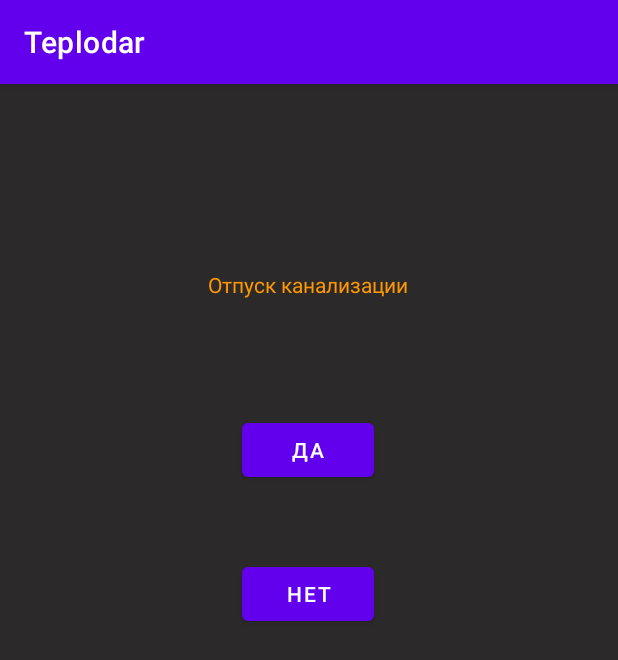
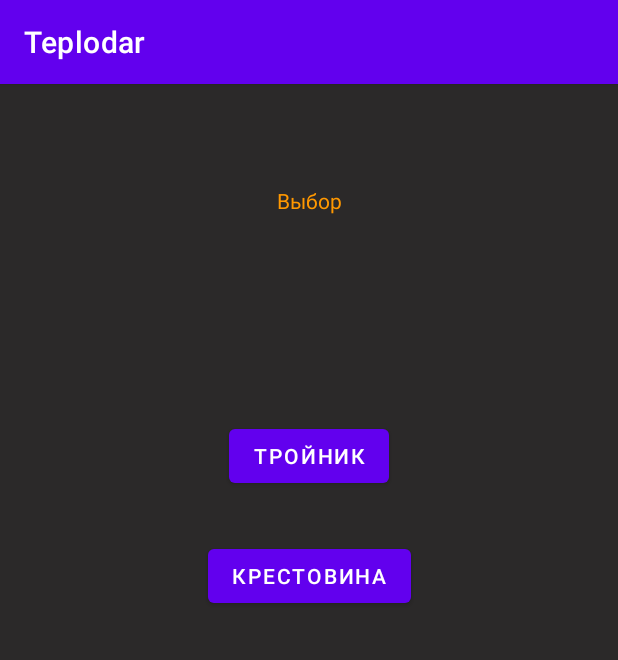
Before and after one commit to qwerty011101001010/Teplodar, an Android app: the OtpuskKanal screen opened directly, with no data from a screen before it, after a tap on "ДА", on a phone screen of 412 x 824 dp. Shown: the top 660 px of the screen. Run offline under Robolectric (Android 15) with nearby library versions, the phone set to English and light mode, and no system bars.

Commit message:
project2.1

```diff
--- a/app/src/main/java/com/example/teplodar/MainActivity.kt
+++ b/app/src/main/java/com/example/teplodar/MainActivity.kt
@@ -4,7 +4,7 @@ import android.content.Intent
 import androidx.appcompat.app.AppCompatActivity
 import android.os.Bundle
 import com.example.teplodar.databinding.ActivityMainBinding
-import com.example.teplodar.databinding.ActivityViborObjectBinding
+
 
 class MainActivity : AppCompatActivity() {
     lateinit var binding: ActivityMainBinding
--- a/app/src/main/java/com/example/teplodar/OtpuskKanal.kt
+++ b/app/src/main/java/com/example/teplodar/OtpuskKanal.kt
@@ -4,8 +4,7 @@ import android.content.Intent
 import androidx.appcompat.app.AppCompatActivity
 import android.os.Bundle
 import com.example.teplodar.databinding.ActivityOtpuskKanalBinding
-import com.example.teplodar.databinding.ActivityRadiatoriBinding
-import com.example.teplodar.databinding.ActivityViborObjectBinding
+
 
 class OtpuskKanal : AppCompatActivity() {
     lateinit var binding: ActivityOtpuskKanalBinding
@@ -16,6 +15,7 @@ class OtpuskKanal : AppCompatActivity() {
         binding.buttonYes.setOnClickListener{
             val intent = Intent(this,ViborOpuskaKan::class.java)
             viborkanal = "Отпуск канализации - Да\n1) Рем.Раструб\n2) Труба 110 - 1м\n3) Компенсационная муфта 110"
+            startActivity(intent)
         }
     }
     companion object
--- a/app/src/main/java/com/example/teplodar/Resoult.kt
+++ b/app/src/main/java/com/example/teplodar/Resoult.kt
@@ -3,7 +3,7 @@ package com.example.teplodar
 import android.content.Intent
 import androidx.appcompat.app.AppCompatActivity
 import android.os.Bundle
-import com.example.teplodar.databinding.ActivityMainBinding
+
 import com.example.teplodar.databinding.ActivityResoultBinding
 
 class Resoult : AppCompatActivity() {
--- a/app/src/main/java/com/example/teplodar/ViborOpuskaKan.kt
+++ b/app/src/main/java/com/example/teplodar/ViborOpuskaKan.kt
@@ -1,11 +1,30 @@
 package com.example.teplodar
 
+import android.content.Intent
 import androidx.appcompat.app.AppCompatActivity
 import android.os.Bundle
 
+import com.example.teplodar.databinding.ActivityViborOpuskaKanBinding
+
 class ViborOpuskaKan : AppCompatActivity() {
+    lateinit var binding: ActivityViborOpuskaKanBinding
     override fun onCreate(savedInstanceState: Bundle?) {
         super.onCreate(savedInstanceState)
-        setContentView(R.layout.activity_vibor_opuska_kan)
+        binding = ActivityViborOpuskaKanBinding.inflate(layoutInflater)
+        setContentView(binding.root)
+        binding.buttonKrest.setOnClickListener{
+            val intent = Intent(this,Radiatori::class.java)
+            viboropuskakan = "Выбор - Крестовина"
+            startActivity(intent)
+        }
+        binding.buttonTroynik.setOnClickListener{
+            val intent = Intent(this,Radiatori::class.java)
+            vibortroynik = "Выбор - Тройник"
+            startActivity(intent)
+        }
+    }
+    companion object{
+        var viboropuskakan:String=""
+        var vibortroynik:String=""
     }
 }
--- a/app/src/main/res/layout/activity_main.xml
+++ b/app/src/main/res/layout/activity_main.xml
@@ -4,7 +4,6 @@
     xmlns:tools="http://schemas.android.com/tools"
     android:layout_width="match_parent"
     android:layout_height="match_parent"
-    android:background="#2B2929"
     tools:context=".MainActivity">
 
     <Button
@@ -12,6 +11,7 @@
         android:layout_width="wrap_content"
         android:layout_height="wrap_content"
         android:layout_marginTop="112dp"
+        android:background="#BA0707"
         android:text="Проекты"
         app:layout_constraintEnd_toEndOf="parent"
         app:layout_constraintHorizontal_bias="0.498"
```
Also changed, not shown: app/src/main/java/com/example/teplodar/Radiatori.kt (+10 -1 lines), app/src/main/res/layout/activity_radiatori.xml (+10 -0 lines).
